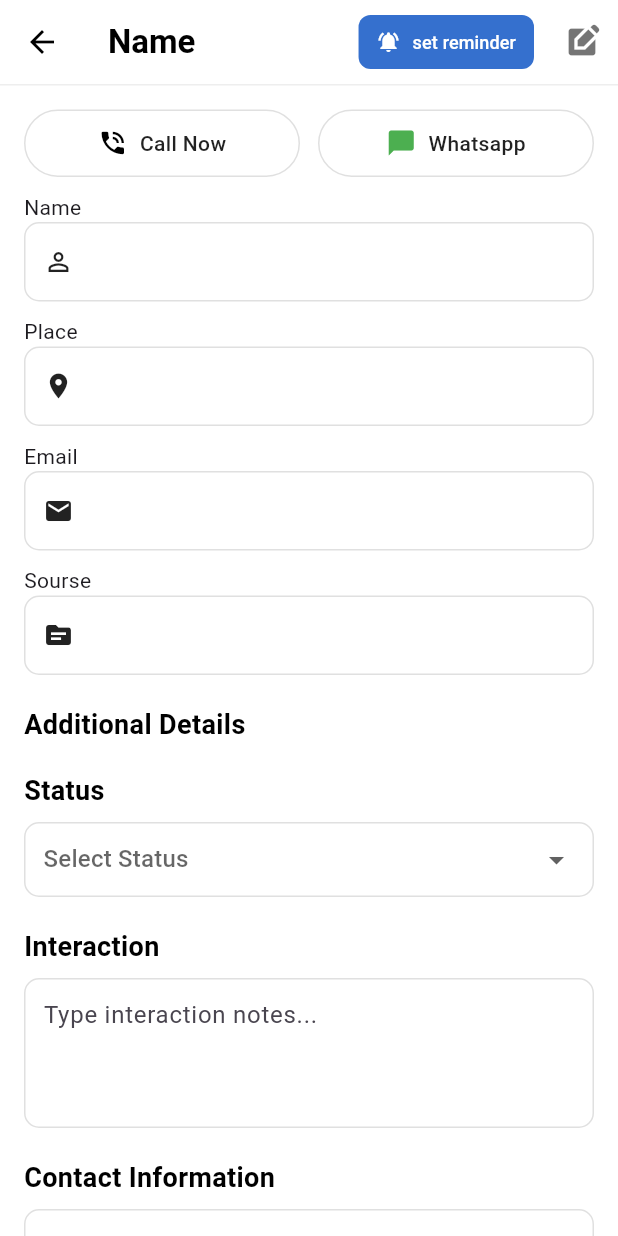
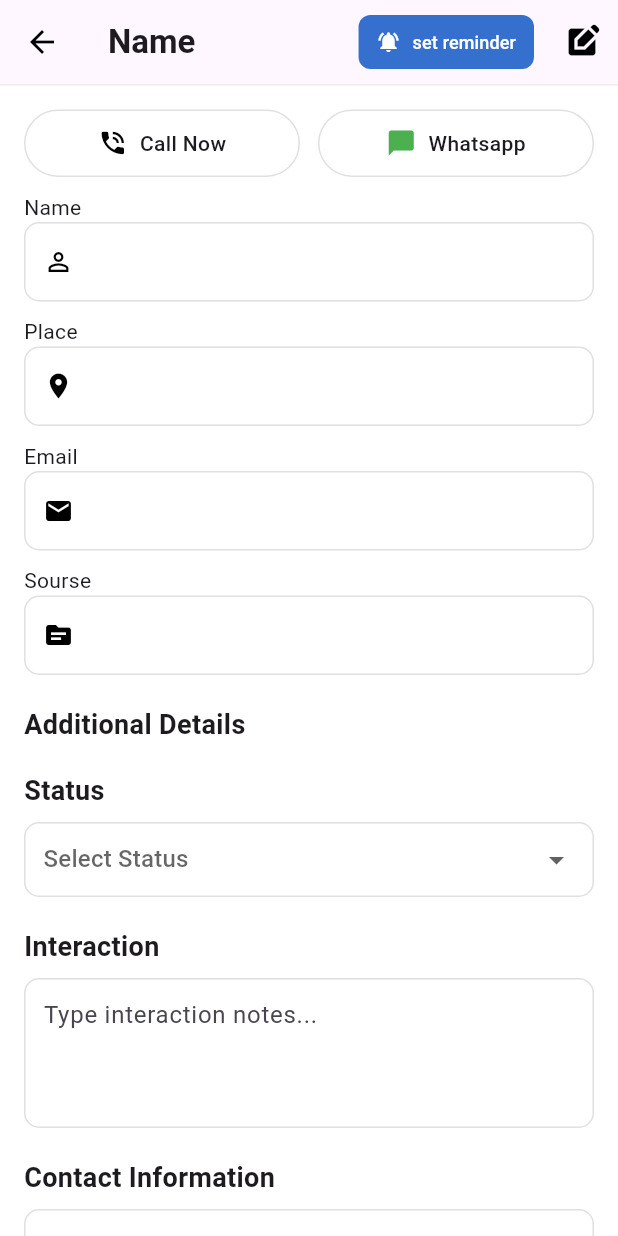
Before and after one commit to gohack72-ship-it/Dialo-Call-Center-CRM, a Flutter app: the LeadProfileScreen screen opened directly, on a phone screen of 412 x 824 dp. Run offline on Flutter 3.47's test engine with Material 3 defaults, Android fonts, the phone set to English and light mode, and no system bars; our stand-ins replace cloud_firestore, firebase_auth, firebase_core, flutter_local_notifications, google_sign_in, lottie and 2 more; accounts and stored records are empty.

Commit message:
swabirin pulling files

```diff
--- a/lib/views/leads/addlead.dart
+++ b/lib/views/leads/addlead.dart
@@ -30,7 +30,7 @@ class _NewLeadPageState extends State<NewLeadPage> {
     return PopScope(
       canPop: true, // Changed to true so the back button works
       child: Scaffold(
-        backgroundColor: Colors.white,
+        backgroundColor: Theme.of(context).scaffoldBackgroundColor,
         body: SafeArea(
           child: Column(
             children: [
@@ -117,11 +117,11 @@ class _NewLeadPageState extends State<NewLeadPage> {
                         /// ✅ STATUS DROPDOWN
                         Consumer<LeadProvider>(
                           builder: (context, status, child) {
-                            if (status.statusList.isEmpty) {
-                              return const Center(
-                                child: CircularProgressIndicator(),
-                              );
-                            }
+                            // if (status.statusList.isEmpty) {
+                            //   return const Center(
+                            //     child: CircularProgressIndicator(),
+                            //   );
+                            // }
 
                             return _dropdown(
                               hint: "Status",
--- a/lib/views/leads/lead_details.dart
+++ b/lib/views/leads/lead_details.dart
@@ -25,20 +25,20 @@ class _LeadProfileScreenState extends State<LeadProfileScreen> {
     Map<String, dynamic> extra =
         widget.leadData["ADDITIONAL_LEAD_DETAILS"] ?? {};
     return Scaffold(
-      backgroundColor: Colors.white,
+      backgroundColor: Theme.of(context).scaffoldBackgroundColor,
 
       // --- APP BAR ---
       appBar: AppBar(
-        backgroundColor: Colors.white,
+        backgroundColor: Theme.of(context).appBarTheme.backgroundColor,
         elevation: 0,
         leading: IconButton(
-          icon: const Icon(Icons.arrow_back, color: Colors.black),
+          icon:  Icon(Icons.arrow_back, color:Theme.of(context).iconTheme.color),
           onPressed: () {
             Navigator.pop(context);
           },
         ),
         title: Text(widget.leadData["NAME"] ?? "Name", style: TextStyle(
-          color: Colors.black,
+          color: Theme.of(context).textTheme.bodyLarge?.color,
           fontWeight: FontWeight.bold,
           fontSize: 22,
         ),
@@ -69,7 +69,7 @@ class _LeadProfileScreenState extends State<LeadProfileScreen> {
             ),
           ),
           IconButton(
-            icon: const Icon(Icons.edit_square, color: Colors.black54),
+            icon:  Icon(Icons.edit_square, color:Theme.of(context).iconTheme.color),
             onPressed: () {},
           ),
         ],
@@ -92,7 +92,9 @@ class _LeadProfileScreenState extends State<LeadProfileScreen> {
                   child: _buildPillButton(
                     Icons.phone_in_talk,
                     "Call Now",
-                    Colors.black,
+                    Theme.of(context).brightness == Brightness.dark
+                      ? Colors.white
+                      : Colors.black,
                   ),
                 ),
                 const SizedBox(width: 12),
@@ -100,13 +102,18 @@ class _LeadProfileScreenState extends State<LeadProfileScreen> {
                   child: _buildPillButton(
                     Icons.chat_bubble,
                     "Whatsapp",
-                    Colors.green,
+                      Colors.green,
                   ),
                 ),
               ],
             ),
            SizedBox(height: 10,),
-            Text("Name"),
+            Text(
+                "Name",
+              style: TextStyle(
+                color: Theme.of(context).textTheme.bodyLarge?.color,
+              ),
+            ),
             _buildEditableTile(
               Icons.person_outline_outlined,
               widget.leadData["NAME"] ?? "",
@@ -236,19 +243,22 @@ class _LeadProfileScreenState extends State<LeadProfileScreen> {
       decoration: _boxDecoration(),
       child: Row(
         children: [
-          Icon(icon, size: 20, color: Colors.black87),
+          Icon(icon, size: 20, color: Theme.of(context).iconTheme.color),
           const SizedBox(width: 16),
           // Using Expanded + TextField allows typing
           Expanded(
             child: TextField(
               decoration: InputDecoration(
                 hintText: hintText,
+                hintStyle: TextStyle(
+                  color: Theme.of(context).textTheme.bodyLarge?.color,
+                ),
                 border: InputBorder.none, // Removes the line under text
                 contentPadding: const EdgeInsets.symmetric(
                   vertical: 14,
                 ), // Centers text vertically
               ),
-              style: const TextStyle(fontSize: 15, color: Colors.black87),
+              style:  TextStyle(fontSize: 15, color: Theme.of(context).textTheme.bodyLarge?.color),
             ),
           ),
         ],
@@ -260,7 +270,11 @@ class _LeadProfileScreenState extends State<LeadProfileScreen> {
     return Container(
       height: 45,
       decoration: BoxDecoration(
-        border: Border.all(color: Colors.grey.shade300),
+        border: Border.all(
+            color: Theme.of(context).brightness == Brightness.dark
+                 ? Colors.grey.shade700
+                 : Colors.grey.shade300
+        ),
         borderRadius: BorderRadius.circular(30),
       ),
       child: Row(
@@ -270,9 +284,9 @@ class _LeadProfileScreenState extends State<LeadProfileScreen> {
           const SizedBox(width: 8),
           Text(
             label,
-            style: const TextStyle(
+            style: TextStyle(
               fontWeight: FontWeight.w500,
-              color: Colors.black87,
+              color: Theme.of(context).textTheme.bodyLarge?.color,
             ),
           ),
         ],
@@ -285,10 +299,10 @@ class _LeadProfileScreenState extends State<LeadProfileScreen> {
       padding: EdgeInsets.only(bottom: padding),
       child: Text(
         title,
-        style: const TextStyle(
+        style:  TextStyle(
           fontSize: 18,
           fontWeight: FontWeight.bold,
-          color: Colors.black,
+          color: Theme.of(context).textTheme.bodyLarge?.color,
         ),
       ),
     );
@@ -296,8 +310,14 @@ class _LeadProfileScreenState extends State<LeadProfileScreen> {
 
   BoxDecoration _boxDecoration() {
     return BoxDecoration(
-      color: Colors.white,
-      border: Border.all(color: Colors.grey.shade300),
+      color: Theme.of(context).brightness == Brightness.dark
+             ? const Color(0xFF1E1E1E)
+             : Colors.white,
+      border: Border.all(
+          color: Theme.of(context).brightness == Brightness.dark
+              ? Colors.grey
+              : Colors.grey.shade300,
+      ),
       borderRadius: BorderRadius.circular(10),
     );
   }
--- a/lib/views/leads/leads_screen.dart
+++ b/lib/views/leads/leads_screen.dart
@@ -352,8 +352,9 @@ class LeadCard extends StatelessWidget {
       margin: const EdgeInsets.only(bottom: 12),
       padding: const EdgeInsets.all(14),
       decoration: BoxDecoration(
-        color: Theme.of(context).cardColor,
-        // Colors.white,
+        color: Theme.of(context).brightness == Brightness.dark
+             ? Colors.grey.shade800
+             : Colors.white,
         borderRadius: BorderRadius.circular(16),
         boxShadow: const [BoxShadow(color: Colors.black12, blurRadius: 4)],
       ),
```
Also changed, not shown: lib/main.dart (+4 -4 lines).
